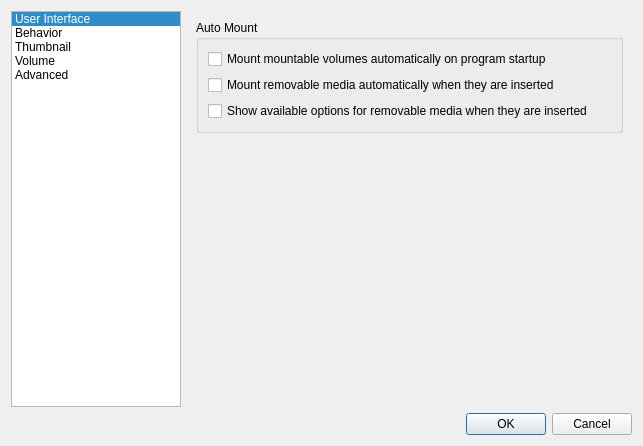
This is pcmanfm/preferences.ui in lxqt/pcmanfm-qt as Qt 5 draws it before an edit. The edited form follows.
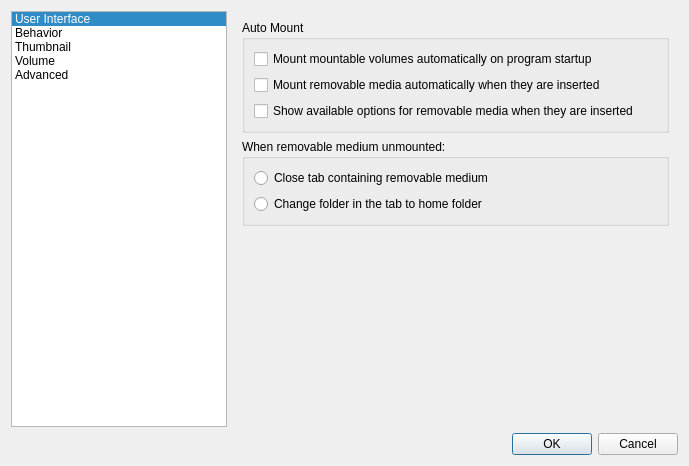
This is the edited form. The open tabs and pages were chosen to show the change.

Commit message: Add an option to go to home directory when the currently shown folder is deleted or unmounted.

```diff
--- a/pcmanfm/preferences.ui
+++ b/pcmanfm/preferences.ui
@@ -6,8 +6,8 @@
    <rect>
     <x>0</x>
     <y>0</y>
-    <width>643</width>
-    <height>446</height>
+    <width>689</width>
+    <height>466</height>
    </rect>
   </property>
   <property name="windowTitle">
@@ -350,6 +350,29 @@
            </layout>
           </widget>
          </item>
+         <item>
+          <widget class="QGroupBox" name="groupBox_7">
+           <property name="title">
+            <string>When removable medium unmounted:</string>
+           </property>
+           <layout class="QVBoxLayout" name="verticalLayout_6">
+            <item>
+             <widget class="QRadioButton" name="closeOnUnmount">
+              <property name="text">
+               <string>Close tab containing removable medium</string>
+              </property>
+             </widget>
+            </item>
+            <item>
+             <widget class="QRadioButton" name="goHomeOnUnmount">
+              <property name="text">
+               <string>Change folder in the tab to home folder</string>
+              </property>
+             </widget>
+            </item>
+           </layout>
+          </widget>
+         </item>
          <item>
           <spacer name="verticalSpacer">
            <property name="orientation">
```
The commit also changes 8 other files.
